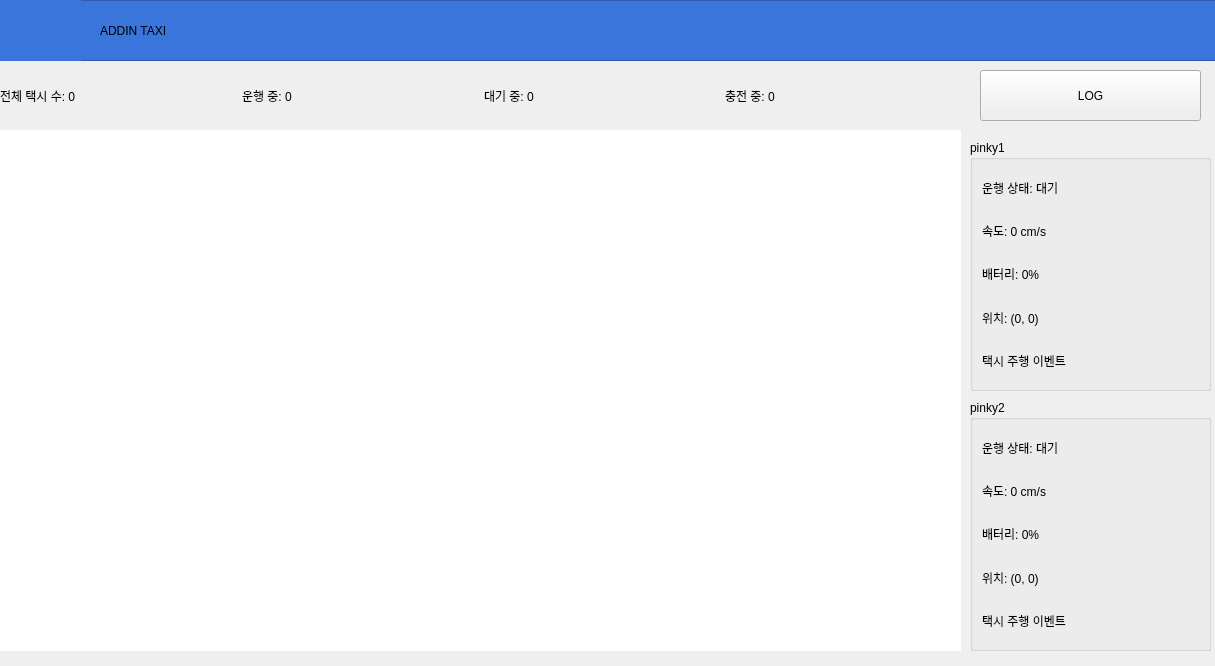
Old version of the form admin/src/admin_gui/main.ui in the repository addinedu-ros-8th/ros-repo-5.
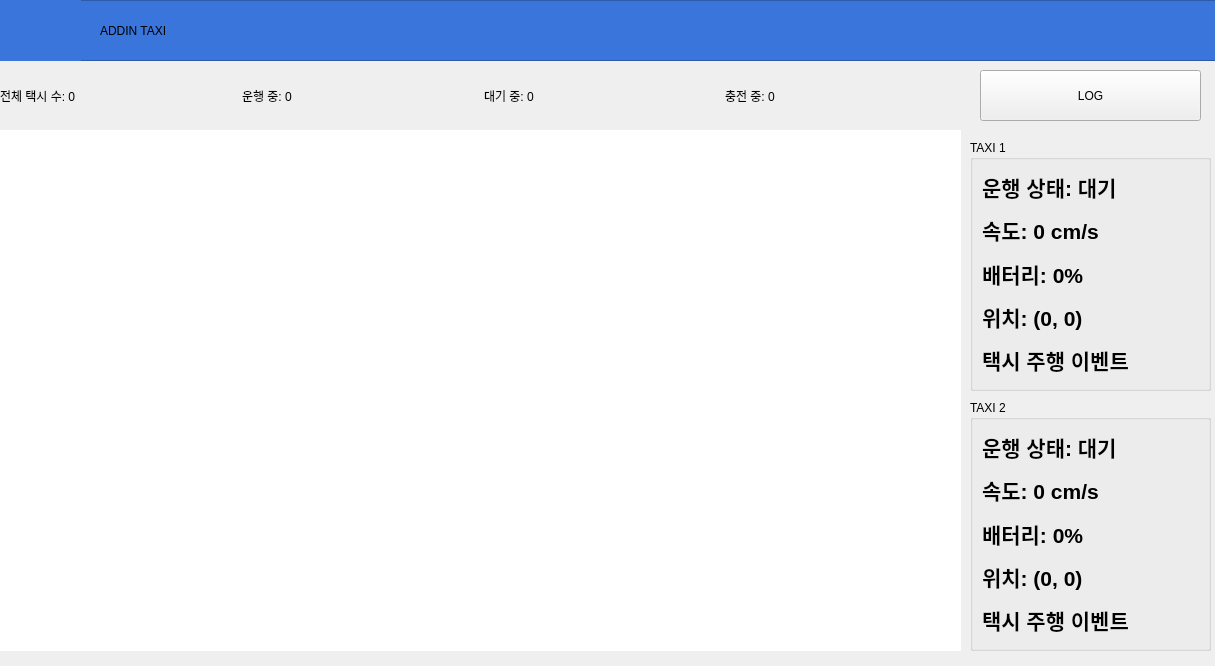
New version of the form. Icons and pictures are not drawn.

Patch:
```diff
--- a/admin/src/admin_gui/main.ui
+++ b/admin/src/admin_gui/main.ui
@@ -64,41 +64,41 @@
      </rect>
     </property>
     <property name="title">
-     <string>pinky1</string>
+     <string>TAXI 1</string>
     </property>
     <layout class="QVBoxLayout" name="layout_pinky1">
      <item>
       <widget class="QLabel" name="label_pinky1_status">
        <property name="text">
-        <string>운행 상태: 대기</string>
+        <string>&lt;html&gt;&lt;head/&gt;&lt;body&gt;&lt;p&gt;&lt;span style=&quot; font-size:16pt; font-weight:600;&quot;&gt;운행 상태: 대기&lt;/span&gt;&lt;/p&gt;&lt;/body&gt;&lt;/html&gt;</string>
        </property>
       </widget>
      </item>
      <item>
       <widget class="QLabel" name="label_pinky1_speed">
        <property name="text">
-        <string>속도: 0 cm/s</string>
+        <string>&lt;html&gt;&lt;head/&gt;&lt;body&gt;&lt;p&gt;&lt;span style=&quot; font-size:16pt; font-weight:600;&quot;&gt;속도: 0 cm/s&lt;/span&gt;&lt;/p&gt;&lt;/body&gt;&lt;/html&gt;</string>
        </property>
       </widget>
      </item>
      <item>
       <widget class="QLabel" name="label_pinky1_battery">
        <property name="text">
-        <string>배터리: 0%</string>
+        <string>&lt;html&gt;&lt;head/&gt;&lt;body&gt;&lt;p&gt;&lt;span style=&quot; font-size:16pt; font-weight:600;&quot;&gt;배터리: 0%&lt;/span&gt;&lt;/p&gt;&lt;/body&gt;&lt;/html&gt;</string>
        </property>
       </widget>
      </item>
      <item>
       <widget class="QLabel" name="label_pinky1_position">
        <property name="text">
-        <string>위치: (0, 0)</string>
+        <string>&lt;html&gt;&lt;head/&gt;&lt;body&gt;&lt;p&gt;&lt;span style=&quot; font-size:16pt; font-weight:600;&quot;&gt;위치: (0, 0)&lt;/span&gt;&lt;/p&gt;&lt;/body&gt;&lt;/html&gt;</string>
        </property>
       </widget>
      </item>
      <item>
       <widget class="QLabel" name="label_pinky1_log">
        <property name="text">
-        <string>택시 주행 이벤트</string>
+        <string>&lt;html&gt;&lt;head/&gt;&lt;body&gt;&lt;p&gt;&lt;span style=&quot; font-size:16pt; font-weight:600;&quot;&gt;택시 주행 이벤트&lt;/span&gt;&lt;/p&gt;&lt;/body&gt;&lt;/html&gt;</string>
        </property>
       </widget>
      </item>
@@ -114,41 +114,41 @@
      </rect>
     </property>
     <property name="title">
-     <string>pinky2</string>
+     <string>TAXI 2</string>
     </property>
     <layout class="QVBoxLayout" name="layout_pinky2">
      <item>
       <widget class="QLabel" name="label_pinky2_status">
        <property name="text">
-        <string>운행 상태: 대기</string>
+        <string>&lt;html&gt;&lt;head/&gt;&lt;body&gt;&lt;p&gt;&lt;span style=&quot; font-size:16pt; font-weight:600;&quot;&gt;운행 상태: 대기&lt;/span&gt;&lt;/p&gt;&lt;/body&gt;&lt;/html&gt;</string>
        </property>
       </widget>
      </item>
      <item>
       <widget class="QLabel" name="label_pinky2_speed">
        <property name="text">
-        <string>속도: 0 cm/s</string>
+        <string>&lt;html&gt;&lt;head/&gt;&lt;body&gt;&lt;p&gt;&lt;span style=&quot; font-size:16pt; font-weight:600;&quot;&gt;속도: 0 cm/s&lt;/span&gt;&lt;/p&gt;&lt;/body&gt;&lt;/html&gt;</string>
        </property>
       </widget>
      </item>
      <item>
       <widget class="QLabel" name="label_pinky2_battery">
        <property name="text">
-        <string>배터리: 0%</string>
+        <string>&lt;html&gt;&lt;head/&gt;&lt;body&gt;&lt;p&gt;&lt;span style=&quot; font-size:16pt; font-weight:600;&quot;&gt;배터리: 0%&lt;/span&gt;&lt;/p&gt;&lt;/body&gt;&lt;/html&gt;</string>
        </property>
       </widget>
      </item>
      <item>
       <widget class="QLabel" name="label_pinky2_position">
        <property name="text">
-        <string>위치: (0, 0)</string>
+        <string>&lt;html&gt;&lt;head/&gt;&lt;body&gt;&lt;p&gt;&lt;span style=&quot; font-size:16pt; font-weight:600;&quot;&gt;위치: (0, 0)&lt;/span&gt;&lt;/p&gt;&lt;/body&gt;&lt;/html&gt;</string>
        </property>
       </widget>
      </item>
      <item>
       <widget class="QLabel" name="label_pinky1_log_2">
        <property name="text">
-        <string>택시 주행 이벤트</string>
+        <string>&lt;html&gt;&lt;head/&gt;&lt;body&gt;&lt;p&gt;&lt;span style=&quot; font-size:16pt; font-weight:600;&quot;&gt;택시 주행 이벤트&lt;/span&gt;&lt;/p&gt;&lt;/body&gt;&lt;/html&gt;</string>
        </property>
       </widget>
      </item>
```
Left out of the diff: 4 changed lines with no effect on the pictures.
